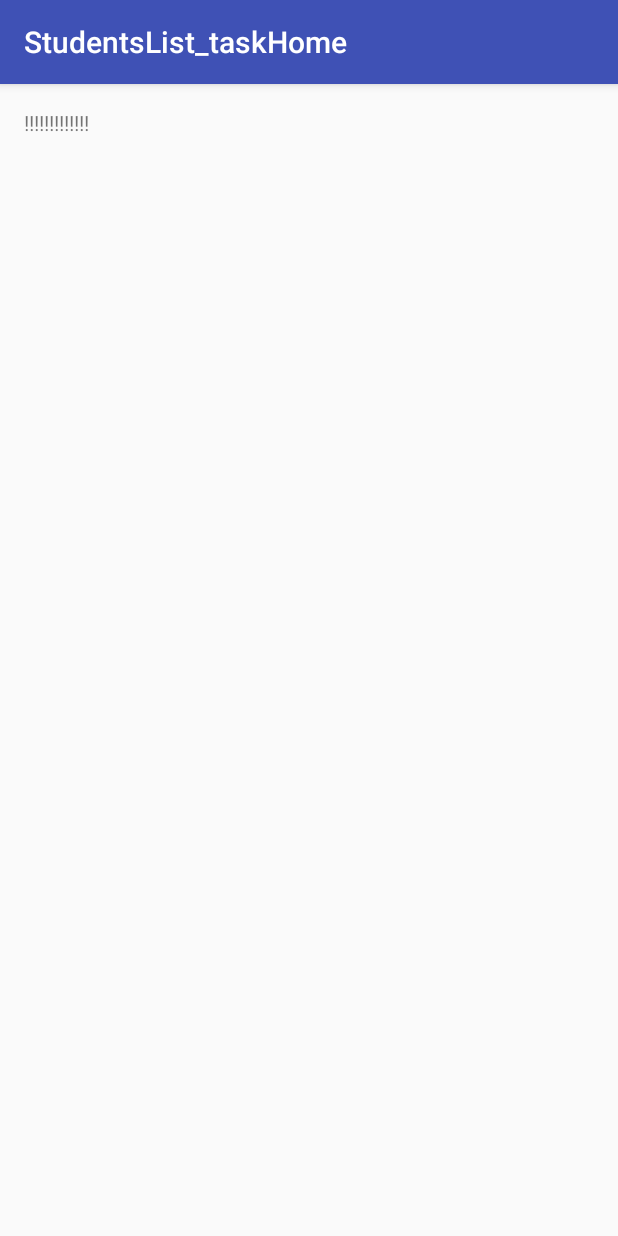
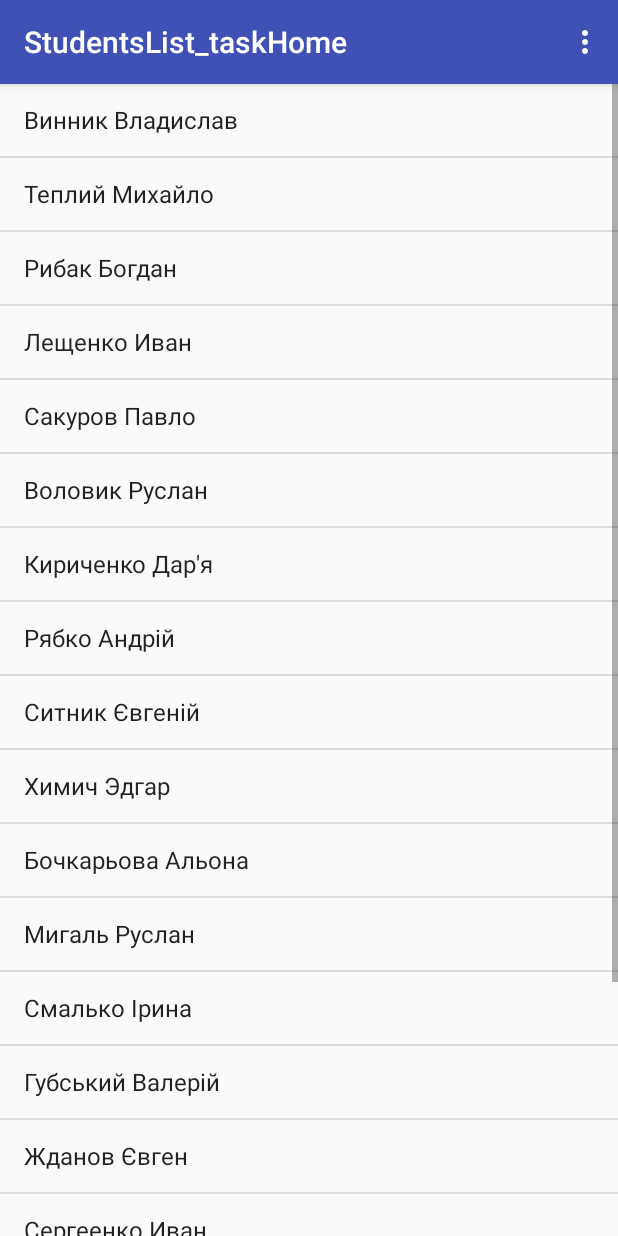
Before and after one commit to NikPikhmanets/ListStudents, an Android app: the screen it shows after launch (Main2Activity), in the options menu, after a tap on "Show LisrView", on a phone screen of 412 x 824 dp. Run offline under Robolectric (Android 15) with nearby library versions, the phone set to English and light mode, and no system bars.

Commit message:
repeat commit

```diff
--- a/app/src/main/java/com/example/studentslist_taskhome/Main2Activity.java
+++ b/app/src/main/java/com/example/studentslist_taskhome/Main2Activity.java
@@ -1,15 +1,68 @@
 package com.example.studentslist_taskhome;
 
+import android.os.Bundle;
 import android.support.v7.app.AppCompatActivity;
-import android.os.Bundle;
+import android.view.Menu;
+import android.view.MenuItem;
 import android.widget.ArrayAdapter;
+import android.widget.ListView;
 
 public class Main2Activity extends AppCompatActivity {
 
+    String[] listStud = {
+            "Винник Владислав",
+            "Теплий Михайло",
+            "Рибак Богдан",
+            "Лещенко Иван",
+            "Сакуров Павло",
+            "Воловик Руслан",
+            "Кириченко Дар'я",
+            "Рябко Андрій",
+            "Ситник Євгеній",
+            "Химич Эдгар",
+            "Бочкарьова Альона",
+            "Мигаль Руслан",
+            "Смалько Ірина",
+            "Губський Валерій",
+            "Жданов Євген",
+            "Сергеенко Иван",
+            "Пахаренко Ігор",
+            "Сторчак Олександр",
+            "Піхманець Микола",
+            "Лимарь Володимир"
+    };
 
     @Override
     protected void onCreate(Bundle savedInstanceState) {
         super.onCreate(savedInstanceState);
         setContentView(R.layout.activity_main2);
+
+        ListView listV = (ListView) findViewById(R.id.listview_students);
+
+        ArrayAdapter<String> adapterStud = new ArrayAdapter<>(this,
+                android.R.layout.simple_list_item_1, listStud);
+
+        listV.setAdapter(adapterStud);
+    }
+
+    @Override
+    public boolean onCreateOptionsMenu(Menu menu) {
+        getMenuInflater().inflate(R.menu.menu_main2, menu);
+        return super.onCreateOptionsMenu(menu);
+    }
+
+    @Override
+    public boolean onOptionsItemSelected(MenuItem item) {
+
+        int id = item.getItemId();
+        if (id == R.id.menu_RV) {
+            finish();
+//            Intent intent = new Intent(this, MainActivity.class);
+//            startActivity(intent);
+
+            return true;
+        }
+
+        return super.onOptionsItemSelected(item);
     }
 }
--- a/app/src/main/java/com/example/studentslist_taskhome/RVAdapter.java
+++ b/app/src/main/java/com/example/studentslist_taskhome/RVAdapter.java
@@ -1,4 +1,125 @@
 package com.example.studentslist_taskhome;
 
-public class RVAdapter {
+import android.content.Context;
+import android.content.Intent;
+import android.net.Uri;
+import android.support.design.widget.Snackbar;
+import android.support.v7.widget.RecyclerView;
+import android.view.LayoutInflater;
+import android.view.View;
+import android.view.ViewGroup;
+import android.widget.Button;
+import android.widget.ImageView;
+import android.widget.TextView;
+
+import java.util.List;
+
+
+public class RVAdapter extends RecyclerView.Adapter<RVAdapter.StudentsViewHolder> {
+
+    private Context context;
+
+    public static class StudentsViewHolder extends RecyclerView.ViewHolder {
+
+        TextView sdutentName;
+        ImageView studentPhoto;
+        private Button gitBtn;
+
+        StudentsViewHolder(View itemView) {
+            super(itemView);
+            sdutentName = (TextView)itemView.findViewById(R.id.studentName);
+            studentPhoto = (ImageView)itemView.findViewById(R.id.img);
+            gitBtn = (Button)itemView.findViewById(R.id.gitBtn);
+        }
+    }
+
+    List<Students> students;
+
+    RVAdapter(Context contex, List<Students> students){
+        this.context = contex;
+        this.students = students;
+    }
+
+    @Override
+    public StudentsViewHolder onCreateViewHolder(ViewGroup viewGroup, int i) {
+        View v = LayoutInflater.from(viewGroup.getContext()).inflate(R.layout.list_item_students, viewGroup, false);
+        return new StudentsViewHolder(v);
+    }
+
+    @Override
+    public void onBindViewHolder(StudentsViewHolder studentsViewHolder, int i) {
+        studentsViewHolder.sdutentName.setText(students.get(i).name);
+        studentsViewHolder.studentPhoto.setImageResource(students.get(i).photo);
+
+        final int position = studentsViewHolder.getAdapterPosition();
+        final Students studInfo = students.get(position);
+
+        studentsViewHolder.studentPhoto.setOnClickListener(new View.OnClickListener() {
+            @Override
+            public void onClick(View v) {
+                openGLink(position);
+            }
+        });
+
+        studentsViewHolder.sdutentName.setOnClickListener(new View.OnClickListener() {
+            @Override
+            public void onClick(View v) {
+                openGLink(position);
+            }
+        });
+
+        studentsViewHolder.gitBtn.setOnClickListener(new View.OnClickListener() {
+            @Override
+            public void onClick(View v) {
+                openGITLink(position);
+            }
+        });
+
+        studentsViewHolder.sdutentName.setOnLongClickListener(new View.OnLongClickListener() {
+            @Override
+            public boolean onLongClick(View v) {
+
+                removeItem(studInfo);
+                Snackbar.make(v, "Cтудент удален.", Snackbar.LENGTH_LONG)
+                        .setAction("Вернуть!", new View.OnClickListener() {
+                            @Override
+                            public void onClick(View v) {
+                                addItem(position, studInfo);
+                                Snackbar.make(v, "Сделано!", Snackbar.LENGTH_LONG).setAction("Action", null).show();
+                            }
+                        }).show();
+                return true;
+            }
+        });
+    }
+
+    @Override
+    public int getItemCount() {
+        return students.size();
+    }
+
+     private void openGLink(int pos){
+        Uri address = Uri.parse(students.get(pos).gLink);
+        Intent link = new Intent(Intent.ACTION_VIEW, address);
+        context.startActivity(link);
+    }
+
+    private void openGITLink(int pos){
+        Uri address = Uri.parse(students.get(pos).gitLink);
+        Intent link = new Intent(Intent.ACTION_VIEW, address);
+        context.startActivity(link);
+    }
+
+    private void removeItem(Students info) {
+
+        int currPosition = students.indexOf(info);
+        students.remove(currPosition);
+        notifyItemRemoved(currPosition);
+    }
+
+    private void addItem(int pos, Students info) {
+
+        students.add(pos, info);
+        notifyItemInserted(pos);
+    }
 }
--- a/app/src/main/res/layout/activity_main.xml
+++ b/app/src/main/res/layout/activity_main.xml
@@ -1,8 +1,6 @@
 <?xml version="1.0" encoding="utf-8"?>
-<android.support.v7.widget.RecyclerView
+<android.support.v7.widget.RecyclerView xmlns:android="http://schemas.android.com/apk/res/android"
     android:id="@+id/recyclerView"
-    xmlns:android="http://schemas.android.com/apk/res/android"
     android:layout_width="match_parent"
     android:layout_height="wrap_content"
-    android:scrollbars="vertical"
-     />
+    android:scrollbars="vertical" />
--- a/app/src/main/res/layout/activity_main2.xml
+++ b/app/src/main/res/layout/activity_main2.xml
@@ -1,18 +1,14 @@
 <?xml version="1.0" encoding="utf-8"?>
-<RelativeLayout xmlns:android="http://schemas.android.com/apk/res/android"
+<LinearLayout xmlns:android="http://schemas.android.com/apk/res/android"
     xmlns:tools="http://schemas.android.com/tools"
     android:id="@+id/activity_main2"
     android:layout_width="match_parent"
     android:layout_height="match_parent"
-    android:paddingBottom="@dimen/activity_vertical_margin"
-    android:paddingLeft="@dimen/activity_horizontal_margin"
-    android:paddingRight="@dimen/activity_horizontal_margin"
-    android:paddingTop="@dimen/activity_vertical_margin"
     tools:context="com.example.studentslist_taskhome.Main2Activity">
 
-    <TextView
+    <ListView
+        android:id="@+id/listview_students"
         android:layout_width="match_parent"
-        android:layout_height="match_parent"
-        android:text="!!!!!!!!!!!!!"/>
+        android:layout_height="match_parent" />
 
-</RelativeLayout>
+</LinearLayout>
--- a/app/src/main/res/menu/menu_main.xml
+++ b/app/src/main/res/menu/menu_main.xml
@@ -6,10 +6,10 @@
         android:id="@+id/menu_LV"
         android:orderInCategory="100"
         android:title="@string/menu_LV"
-        app:showAsAction="never"/>
+        app:showAsAction="never" />
     <item
         android:id="@+id/refreshMain"
         android:orderInCategory="100"
         android:title="@string/menu_refresh"
-        app:showAsAction="never"/>
+        app:showAsAction="never" />
 </menu>
```
